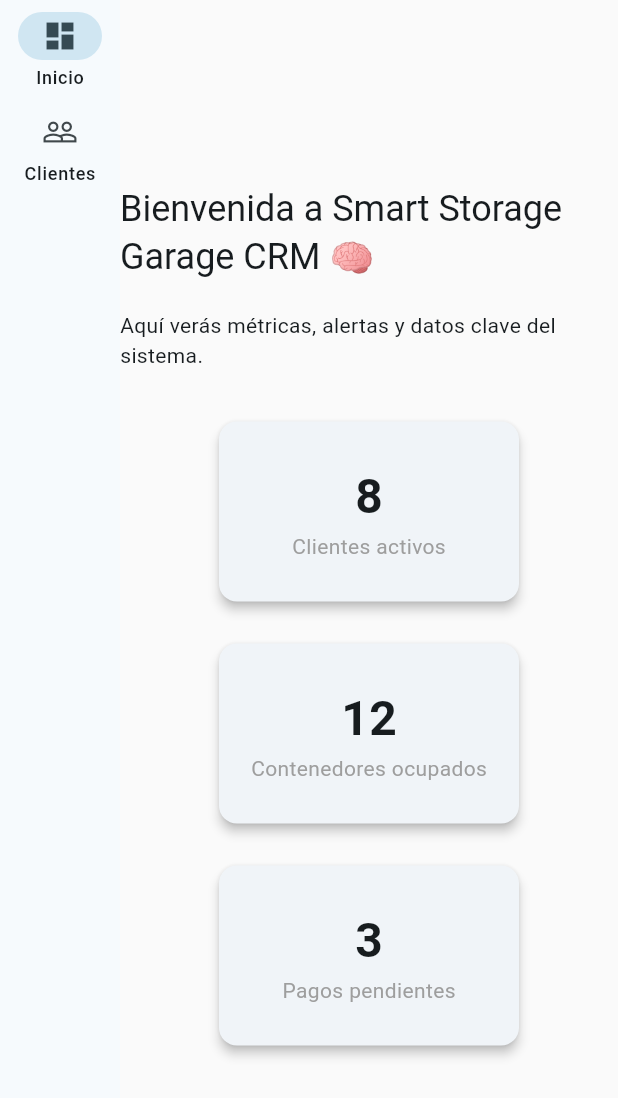
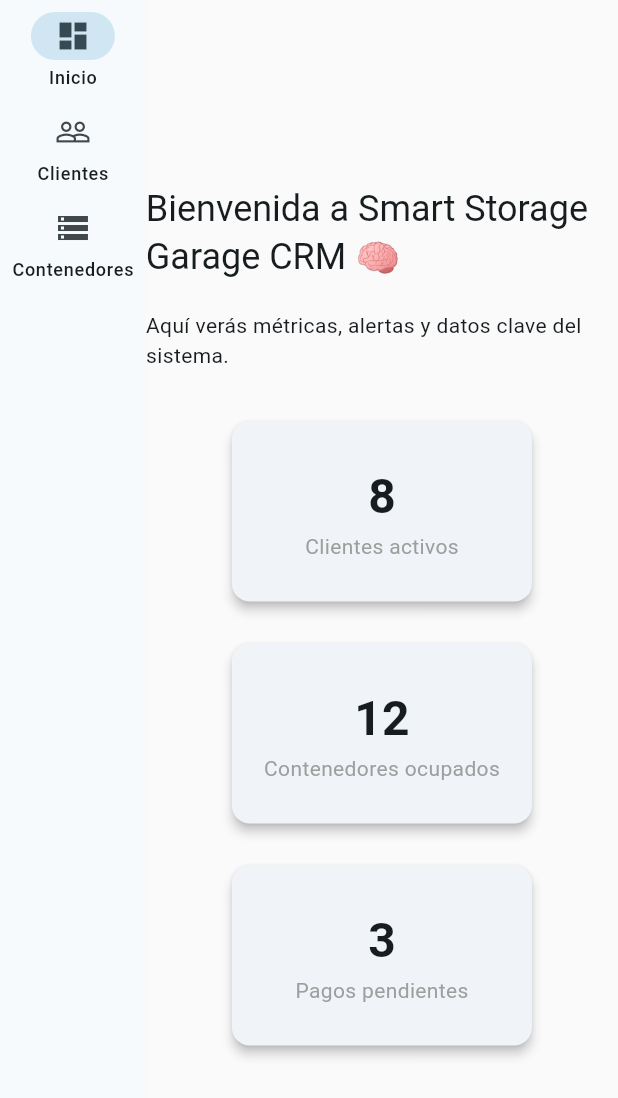
Before and after one commit to SmartStorageAI/SmartStorageGarage-crm, a Flutter app: the screen it shows after launch, on a phone screen of 412 x 824 dp. Shown: the top 1098 px of the screen. Run offline on Flutter 3.47's test engine with Material 3 defaults, Android fonts, the phone set to English and light mode, and no system bars; our stand-ins replace cloud_firestore, firebase_core; accounts and stored records are empty.

Commit message:
Agregar páginas de clientes y contenedores con modelos y CRUD

```diff
--- a/lib/main.dart
+++ b/lib/main.dart
@@ -3,6 +3,7 @@ import 'package:firebase_core/firebase_core.dart';
 import 'firebase_options.dart';
 import 'pages/dashboard_page.dart';
 import 'pages/clients_page.dart';
+import 'pages/containers_page.dart'; // <- importamos la página de contenedores
 
 void main() async {
   WidgetsFlutterBinding.ensureInitialized();
@@ -25,6 +26,7 @@ class _SSCRMAppState extends State<SSCRMApp> {
   final List<Widget> pages = const [
     DashboardPage(),
     ClientsPage(),
+    ContainersPage(), // <- agregamos contenedores
   ];
 
   @override
@@ -58,6 +60,11 @@ class _SSCRMAppState extends State<SSCRMApp> {
                   selectedIcon: Icon(Icons.people),
                   label: Text('Clientes'),
                 ),
+                NavigationRailDestination(
+                  icon: Icon(Icons.storage_outlined),
+                  selectedIcon: Icon(Icons.storage),
+                  label: Text('Contenedores'),
+                ),
               ],
             ),
             Expanded(
```
